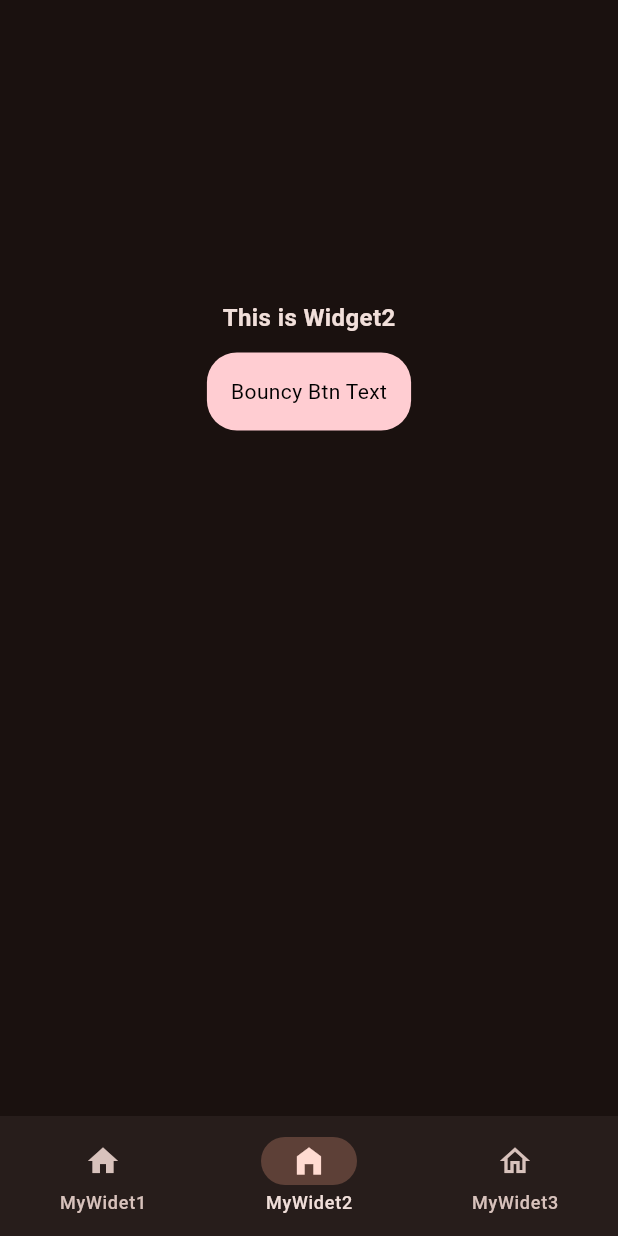
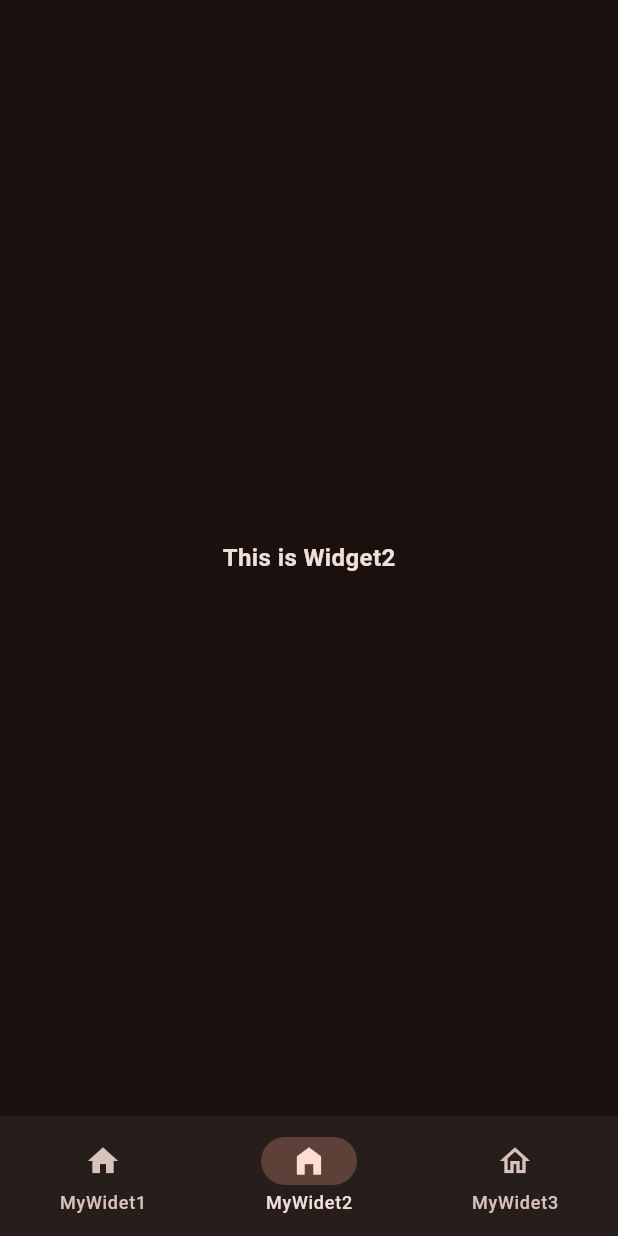
Before and after one commit to dev-o-los/xlerate, a Flutter app: the screen it shows after launch, item 2 of the bottom bar chosen, on a phone screen of 412 x 824 dp. Run offline on Flutter 3.47's test engine with Material 3 defaults, Android fonts, the phone set to English and light mode, and no system bars.

Commit message:
- Update Widget2 to use Scaffold and Text widget.

```diff
--- a/example/lib/reactive_home_example.dart
+++ b/example/lib/reactive_home_example.dart
@@ -1,5 +1,4 @@
 import 'package:flutter/material.dart';
-import 'package:xlerate/xlerate.dart';
 import 'package:xlerate/xlerate_web.dart';
 
 class ReactiveHomeExample extends StatelessWidget {
@@ -46,36 +45,14 @@ class MyWidget2 extends StatelessWidget {
 
   @override
   Widget build(BuildContext context) {
-    return Scaffold(
+    return const Scaffold(
       body: Center(
-        child: Column(
-          children: [
-            200.hbox,
-            const Text(
-              'This is Widget2',
-              style: TextStyle(
-                fontSize: 16,
-                fontWeight: FontWeight.bold,
-              ),
-            ),
-            12.hbox,
-            ReactiveBtn(
-              onPressed: () {
-                print('jje');
-              },
-              child: Container(
-                decoration: Decorate.instance
-                    .col(Colors.red.shade100)
-                    .curveCorners()
-                    .create(),
-                child: const Text('Bouncy Btn Text')
-                    .txt
-                    .col(Colors.black)
-                    .create()
-                    .p16(),
-              ),
-            ),
-          ],
+        child: Text(
+          'This is Widget2',
+          style: TextStyle(
+            fontSize: 16,
+            fontWeight: FontWeight.bold,
+          ),
         ),
       ),
     );
```
